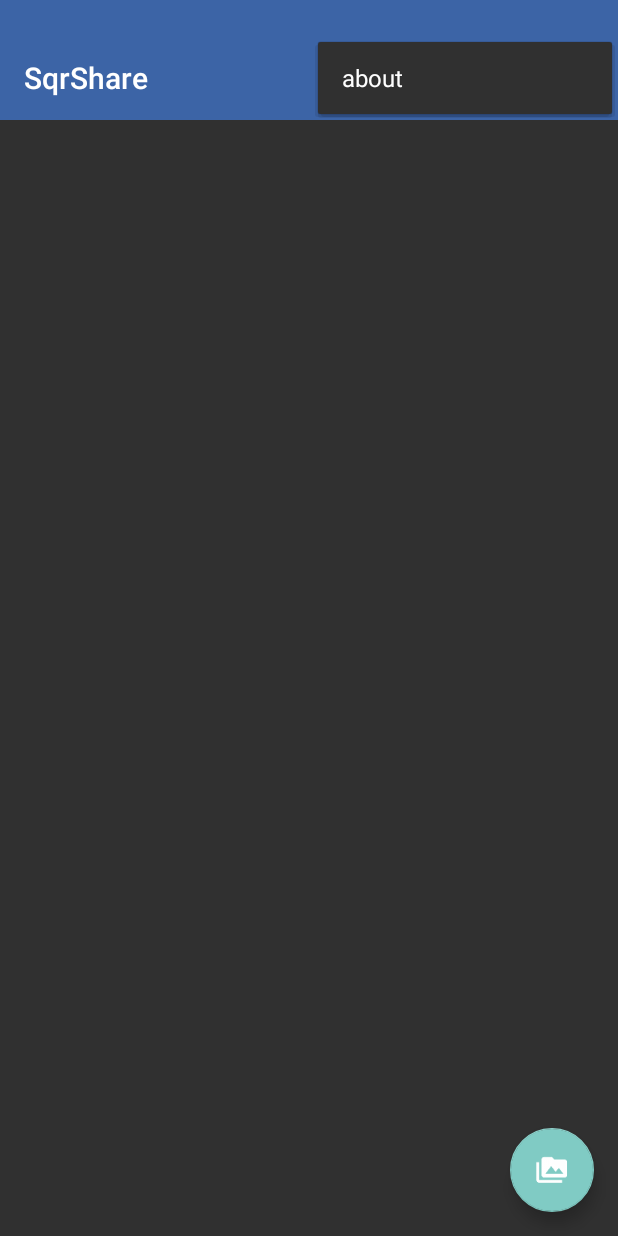
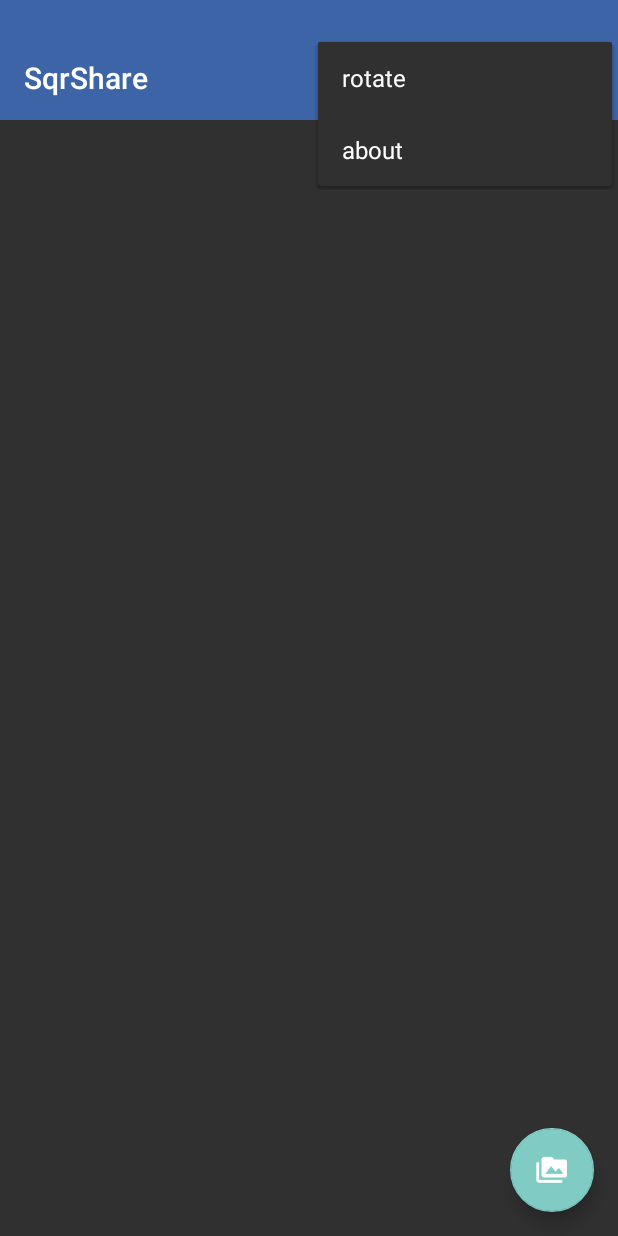
Before and after one commit to fegan104/SqrShare, an Android app: the screen it shows after launch (MainActivity), with the options menu open, on a phone screen of 412 x 824 dp. Run offline under Robolectric (Android 15) with nearby library versions, the phone set to English and light mode, and no system bars; libraries missing offline, so code that uses them is left out: android.support.v7, com.melnykov.fab, de.psdev.licensesdialog; plain views replace FloatingActionButton; 2 statements that could not run were skipped.

Commit message:
started adding image rotation

```diff
--- a/app/build.gradle
+++ b/app/build.gradle
@@ -8,8 +8,8 @@ android {
         applicationId "com.frankegan.sqrshare"
         minSdkVersion 8
         targetSdkVersion 21
-        versionCode 5
-        versionName "1.2.2"
+        versionCode 6
+        versionName "1.3"
     }
     buildTypes {
         debug {
--- a/app/src/main/java/com/frankegan/sqrshare/MainActivity.java
+++ b/app/src/main/java/com/frankegan/sqrshare/MainActivity.java
@@ -13,6 +13,7 @@ import android.util.Log;
 import android.view.Menu;
 import android.view.MenuItem;
 import android.widget.FrameLayout;
+import android.widget.Toast;
 
 import java.io.IOException;
 
@@ -100,6 +101,9 @@ public class MainActivity extends ActionBarActivity implements
                 return true;
             case R.id.action_share:
                 sharePicture();
+                return true;
+            case R.id.action_rotate:
+                pic_fragment.rotatePicture();
                 return true;
             default:
                 return super.onOptionsItemSelected(item);
--- a/app/src/main/java/com/frankegan/sqrshare/PictureFragment.java
+++ b/app/src/main/java/com/frankegan/sqrshare/PictureFragment.java
@@ -5,6 +5,7 @@ import android.app.Activity;
 import android.content.Intent;
 import android.graphics.Bitmap;
 import android.graphics.Color;
+import android.graphics.Matrix;
 import android.graphics.drawable.BitmapDrawable;
 import android.net.Uri;
 import android.os.Build;
@@ -15,6 +16,8 @@ import android.support.v4.app.Fragment;
 import android.support.v7.graphics.Palette;
 import android.util.Log;
 import android.view.LayoutInflater;
+import android.view.Menu;
+import android.view.MenuInflater;
 import android.view.View;
 import android.view.ViewGroup;
 import android.view.animation.Animation;
@@ -117,6 +120,7 @@ public class PictureFragment extends Fragment implements PictureHolder, View.OnC
         //This is used when the device has a configuration change.
         if (savedInstanceState != null)
             setPicture(getFragmentData());
+        setHasOptionsMenu(true);
     }
 
     /**
@@ -140,6 +144,12 @@ public class PictureFragment extends Fragment implements PictureHolder, View.OnC
     public void onSaveInstanceState(Bundle outState) {
         super.onSaveInstanceState(outState);
         setFragmentData(getPictureBitmap());
+    }
+
+    @Override
+    public void onCreateOptionsMenu(Menu menu, MenuInflater inflater) {
+        getActivity().getMenuInflater().inflate(R.menu.picture_fragment_menu, menu);
+        super.onCreateOptionsMenu(menu, inflater);
     }
 
     /**
@@ -242,6 +252,18 @@ public class PictureFragment extends Fragment implements PictureHolder, View.OnC
         return null;
     }
 
+    @Override
+    public void rotatePicture() {
+        //TODO don't crash on empty call
+        //TODO figure what's up with moving imageview/ not rotating again
+        Matrix matrix = new Matrix();
+        imageView.setScaleType(ImageView.ScaleType.MATRIX);   //required
+        matrix.postRotate(90f,
+                imageView.getDrawable().getBounds().width() / 2,
+                imageView.getDrawable().getBounds().height() / 2);
+        imageView.setImageMatrix(matrix);
+    }
+
     /**
      * A helper method for generating and setting all the activity colors to match the Picture.
      */
--- a/app/src/main/java/com/frankegan/sqrshare/PictureHolder.java
+++ b/app/src/main/java/com/frankegan/sqrshare/PictureHolder.java
@@ -21,4 +21,6 @@ public interface PictureHolder {
     public Bitmap getFragmentData();
 
     public void setFabColor(Integer clr);
+
+    public void rotatePicture();
 }
--- /dev/null
+++ b/app/src/main/res/menu/picture_fragment_menu.xml
@@ -0,0 +1,12 @@
+<?xml version="1.0" encoding="utf-8"?>
+<menu xmlns:android="http://schemas.android.com/apk/res/android"
+    xmlns:app="http://schemas.android.com/apk/res-auto"
+    xmlns:tools="http://schemas.android.com/tools"
+    tools:context="com.frankegan.sqrshare.MainActivity">
+
+    <item
+        android:id="@+id/action_rotate"
+        android:orderInCategory="1"
+        android:title="rotate"
+        app:showAsAction="never" />
+</menu>
```
Also changed, not shown: 1 other file.
